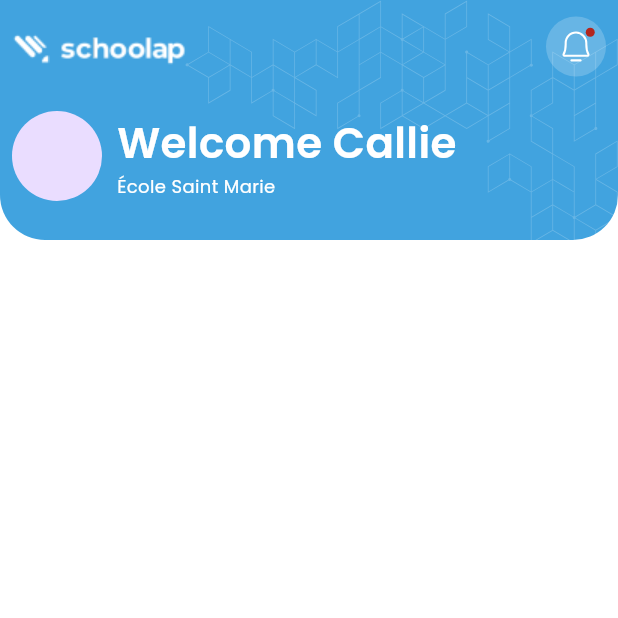
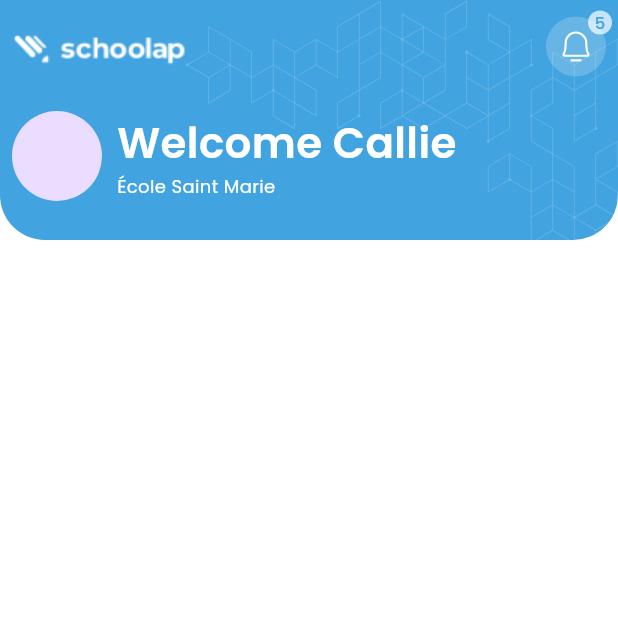
Before and after one commit to Edukever/schoolap-mobile-ui, a Flutter app: the MainAppBar screen opened directly, on a phone screen of 412 x 824 dp, the top half of it. Run offline on Flutter 3.47's test engine with Material 3 defaults, Android fonts, the phone set to English and light mode, and no system bars; drawn by our look-alikes of auto_size_text; our stand-ins replace dropdown_button2, equatable, flutter_form_builder, flutter_svg, popover.

Commit message:
:recycle: refactor: change badge ui.

```diff
--- a/example/lib/fields/main_appbar.dart
+++ b/example/lib/fields/main_appbar.dart
@@ -1,5 +1,3 @@
-import 'dart:math';
-
 import 'package:flutter/material.dart';
 import 'package:schoolap_ui/schoolap_ui.dart';
 
@@ -11,7 +9,8 @@ class MainAppBar extends StatelessWidget {
     return Scaffold(
       appBar: SPMainAppbar(
         height: 160,
-        showNotificationBadge: Random().nextBool(),
+        showNotificationBadge: true,
+        badgeLabel: '5',
         child: Row(
           children: [
             const CircleAvatar(radius: 30.0),
--- a/lib/src/widgets/appbar/schoolap_main_appbar.dart
+++ b/lib/src/widgets/appbar/schoolap_main_appbar.dart
@@ -5,7 +5,7 @@ class SPMainAppbar extends StatelessWidget implements PreferredSizeWidget {
   final Widget child;
   final bool showNotificationIcon;
   final bool showNotificationBadge;
-  final Widget? notificationBadgeLabel;
+  final String? badgeLabel;
   final Widget? leading;
 
   const SPMainAppbar({
@@ -14,7 +14,7 @@ class SPMainAppbar extends StatelessWidget implements PreferredSizeWidget {
     required this.child,
     this.showNotificationIcon = true,
     this.showNotificationBadge = false,
-    this.notificationBadgeLabel,
+    this.badgeLabel,
     this.leading,
   });
 
@@ -57,15 +57,22 @@ class SPMainAppbar extends StatelessWidget implements PreferredSizeWidget {
                     ],
                     const Spacer(),
                     if (showNotificationIcon)
-                      SPButtonIcon(
+                      Badge(
+                        backgroundColor: AppTheme.of(context).colors.blanc.withOpacity(.7),
+                        label: Text(
+                          badgeLabel ?? '',
+                          style: TextStyle(color: AppTheme.of(context).colors.bleu),
+                        ),
+                        isLabelVisible: showNotificationBadge,
+                        child: SPButtonIcon(
                           iconData: AppIconsData.bellSimple,
                           iconSize: 25.0,
                           height: 40,
                           width: 40,
                           filledColors: AppTheme.of(context).colors.blanc.withOpacity(0.2),
                           shape: ButtonIconShape.circle,
-                        showBadge: showNotificationBadge,
-                        badgeLabel: notificationBadgeLabel,
+                          showBadge: false,
+                        ),
                       ),
                   ],
                 ),
```
Lines whose indentation alone changed are shown as unchanged.
